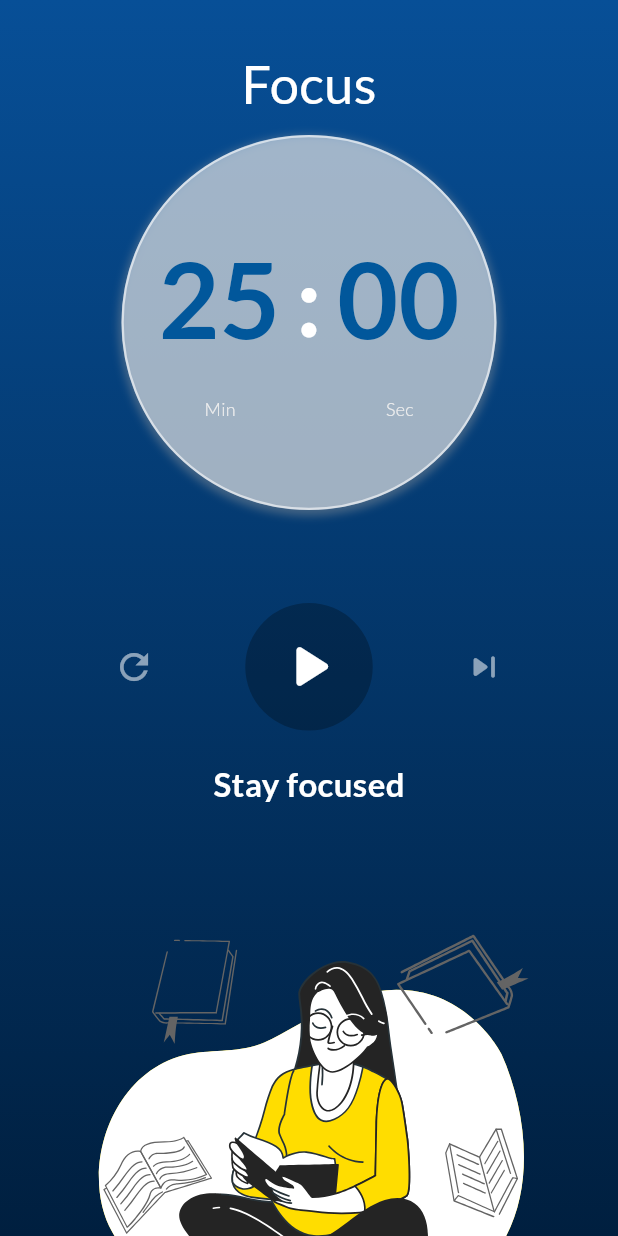
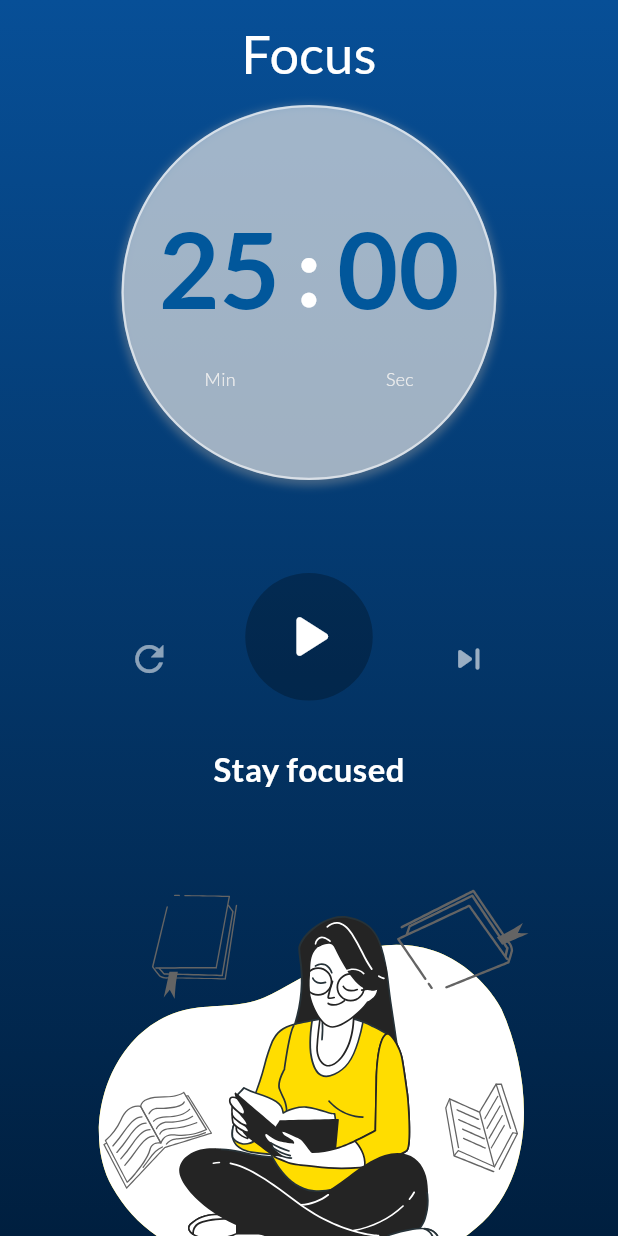
Before and after one commit to radG1t/pomodox, a Flutter app: the screen it shows after launch, on a phone screen of 412 x 824 dp. Run offline on Flutter 3.47's test engine with Material 3 defaults, Android fonts, the phone set to English and light mode, and no system bars; our stand-ins replace google_fonts, lottie.

Commit message:
updates of ui

```diff
--- a/lib/PomodoroScreen.dart
+++ b/lib/PomodoroScreen.dart
@@ -30,7 +30,7 @@ class PomodoroScreen extends StatelessWidget {
           SingleChildScrollView(
             physics: const BouncingScrollPhysics(),
             child: Padding(
-              padding: const EdgeInsets.fromLTRB(15, 30, 15, 25),
+              padding: const EdgeInsets.fromLTRB(15, 10, 15, 25),
               child: Column(
                 children: [
                   const TimerCard(),
@@ -43,7 +43,7 @@ class PomodoroScreen extends StatelessWidget {
                     height: 40,
                   ),
                   Row(
-                    mainAxisAlignment: MainAxisAlignment.spaceEvenly,
+                    mainAxisAlignment: MainAxisAlignment.center,
                     children: [
                       IconButton(
                         onPressed: () =>
@@ -55,24 +55,35 @@ class PomodoroScreen extends StatelessWidget {
                           size: 28,
                         ),
                       ),
-                      const TimeController(),
+                      const SizedBox(
+                        width: 40,
+                      ),
+                      const Column(
+                        children: [
+                          TimeController(),
+                          SizedBox(
+                            height: 30,
+                          )
+                        ],
+                      ),
+                      const SizedBox(
+                        width: 40,
+                      ),
                       IconButton(
-                        onPressed: () =>
-                            Provider.of<TimerService>(context, listen: false),
+                        // selectTime = 300;
+                        onPressed: () {},
                         icon: const Icon(
                           Icons.skip_next_rounded,
-                          color: Colors.white54,
+                          color: Colors.white60,
                           size: 28,
                         ),
                       ),
                     ],
                   ),
+
+                  const getRandomSentence(),
                   const SizedBox(
                     height: 20,
-                  ),
-                  const getRandomSentence(),
-                  const SizedBox(
-                    height: 40,
                   ),
                   animation(),
                   const SizedBox(
@@ -85,7 +96,7 @@ class PomodoroScreen extends StatelessWidget {
                   ),
                   const TimeOpstions(),
                   const SizedBox(
-                    height: 20,
+                    height: 40,
                   ),
                   const ProgressWidget(),
                 ],
```
Also changed, not shown: lib/widgets/timecontroller.dart (+0 -31 lines).
